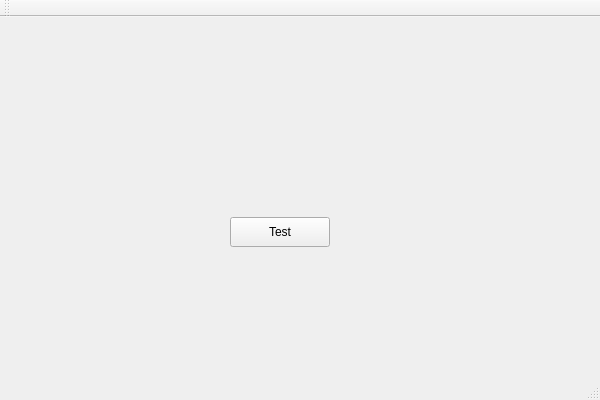
Above: Qt-Widgets-TC-monitor/QtWidgetsTCmonitor.ui from dongge0210/TCMT-Windows-client before the change. Below: the same form after it.
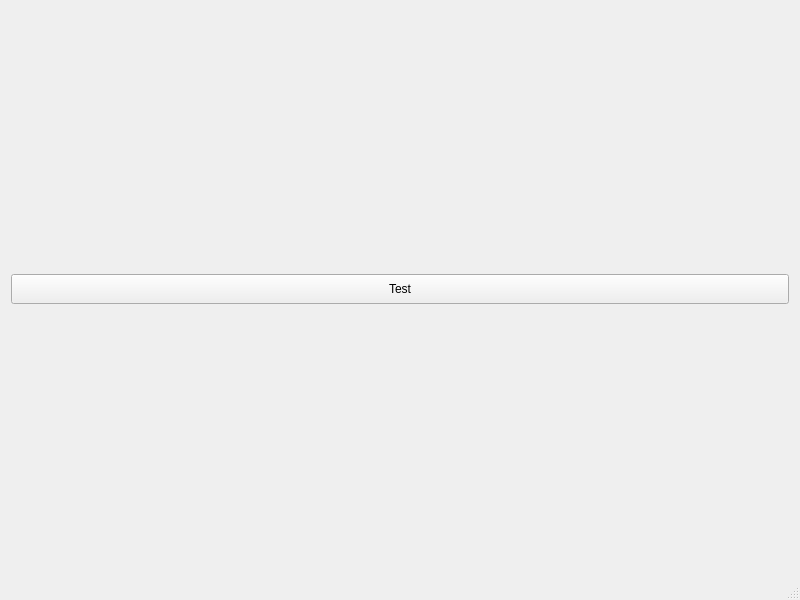
That is the form after the change.

Diff of the .ui file:
```diff
--- a/Qt-Widgets-TC-monitor/QtWidgetsTCmonitor.ui
+++ b/Qt-Widgets-TC-monitor/QtWidgetsTCmonitor.ui
@@ -6,27 +6,29 @@
    <rect>
     <x>0</x>
     <y>0</y>
-    <width>600</width>
-    <height>400</height>
+    <width>800</width>
+    <height>600</height>
    </rect>
   </property>
   <property name="windowTitle">
    <string>QtWidgetsTCmonitor</string>
   </property>
   <widget class="QWidget" name="centralWidget">
+   <layout class="QVBoxLayout" name="verticalLayout">
+    <item>
    <widget class="QPushButton" name="pushButton">
-    <property name="geometry">
-     <rect>
-      <x>230</x>
-      <y>200</y>
+      <property name="minimumSize">
+       <size>
       <width>100</width>
       <height>30</height>
-     </rect>
+       </size>
     </property>
     <property name="text">
      <string>Test</string>
     </property>
    </widget>
+    </item>
+   </layout>
   </widget>
   <widget class="QMenuBar" name="menuBar">
    <property name="geometry">
@@ -38,14 +40,6 @@
     </rect>
    </property>
   </widget>
-  <widget class="QToolBar" name="mainToolBar">
-   <attribute name="toolBarArea">
-    <enum>TopToolBarArea</enum>
-   </attribute>
-   <attribute name="toolBarBreak">
-    <bool>false</bool>
-   </attribute>
-  </widget>
   <widget class="QStatusBar" name="statusBar"/>
  </widget>
  <layoutdefault spacing="6" margin="11"/>
```
Left out of the diff: 10 changed lines with no effect on the pictures. Lines whose indentation alone changed are shown as unchanged.
